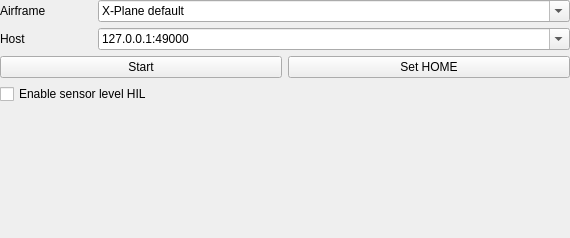
Before: the Qt Designer form src/ui/QGCHilXPlaneConfiguration.ui in mavlink/qgroundcontrol, drawn with Qt 5.
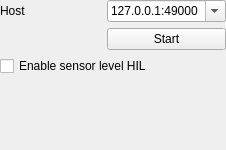
After: the same form once the commit is applied.

Commit message: Fix XPlane config UI by removing non-implemented elements

Diff of the .ui file:
```diff
--- a/src/ui/QGCHilXPlaneConfiguration.ui
+++ b/src/ui/QGCHilXPlaneConfiguration.ui
@@ -6,89 +6,27 @@
    <rect>
     <x>0</x>
     <y>0</y>
-    <width>570</width>
-    <height>238</height>
+    <width>226</width>
+    <height>150</height>
    </rect>
   </property>
   <property name="windowTitle">
    <string>Form</string>
   </property>
-  <layout class="QGridLayout" name="gridLayout" rowstretch="0,0,0,0,0,100" columnstretch="20,40,40,20">
-   <property name="margin">
+  <layout class="QGridLayout" name="gridLayout" rowstretch="0,0,0,0,0" columnstretch="20,0,0">
+   <property name="leftMargin">
     <number>0</number>
    </property>
-   <item row="3" column="0" colspan="2">
-    <widget class="QPushButton" name="startButton">
-     <property name="text">
-      <string>Start</string>
-     </property>
-    </widget>
-   </item>
-   <item row="0" column="1" colspan="3">
-    <widget class="QComboBox" name="airframeComboBox">
-     <property name="editable">
-      <bool>true</bool>
-     </property>
-     <item>
-      <property name="text">
-       <string>X-Plane default</string>
-      </property>
-     </item>
-     <item>
-      <property name="text">
-       <string>QRO_X/MK</string>
-      </property>
-     </item>
-     <item>
-      <property name="text">
-       <string>QRO_X/Ardrone</string>
-      </property>
-     </item>
-     <item>
-      <property name="text">
-       <string>QRO_X/PWM</string>
-      </property>
-     </item>
-     <item>
-      <property name="text">
-       <string>Unlimited</string>
-      </property>
-     </item>
-     <item>
-      <property name="text">
-       <string>Twinjet</string>
-      </property>
-     </item>
-     <item>
-      <property name="text">
-       <string>Early Bird</string>
-      </property>
-     </item>
-     <item>
-      <property name="text">
-       <string>Reno Racer</string>
-      </property>
-     </item>
-     <item>
-      <property name="text">
-       <string>Slowstick</string>
-      </property>
-     </item>
-     <item>
-      <property name="text">
-       <string>Tiny</string>
-      </property>
-     </item>
-    </widget>
-   </item>
-   <item row="3" column="2" colspan="2">
-    <widget class="QPushButton" name="setHomeButton">
-     <property name="text">
-      <string>Set HOME</string>
-     </property>
-    </widget>
-   </item>
-   <item row="1" column="1" colspan="3">
+   <property name="topMargin">
+    <number>0</number>
+   </property>
+   <property name="rightMargin">
+    <number>0</number>
+   </property>
+   <property name="bottomMargin">
+    <number>0</number>
+   </property>
+   <item row="0" column="1" colspan="2">
     <widget class="QComboBox" name="hostComboBox">
      <property name="editable">
       <bool>true</bool>
@@ -100,28 +38,21 @@
      </item>
     </widget>
    </item>
-   <item row="1" column="0">
+   <item row="0" column="0">
     <widget class="QLabel" name="hostLabel">
      <property name="text">
       <string>Host</string>
      </property>
     </widget>
    </item>
-   <item row="0" column="0">
-    <widget class="QLabel" name="label">
-     <property name="text">
-      <string>Airframe</string>
-     </property>
-    </widget>
-   </item>
-   <item row="4" column="0" colspan="4">
+   <item row="3" column="0" colspan="3">
     <widget class="QCheckBox" name="sensorHilCheckBox">
      <property name="text">
       <string>Enable sensor level HIL</string>
      </property>
     </widget>
    </item>
-   <item row="5" column="0" colspan="4">
+   <item row="4" column="0" colspan="3">
     <spacer name="verticalSpacer">
      <property name="orientation">
       <enum>Qt::Vertical</enum>
@@ -134,6 +65,13 @@
      </property>
     </spacer>
    </item>
+   <item row="1" column="1" colspan="2">
+    <widget class="QPushButton" name="startButton">
+     <property name="text">
+      <string>Start</string>
+     </property>
+    </widget>
+   </item>
   </layout>
  </widget>
  <resources/>
```
The commit also changes 1 other file.
